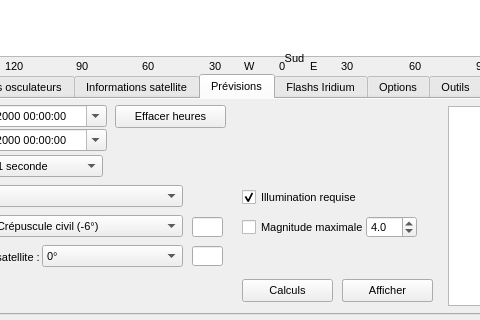
The window that previsat.ui (mconsidine/previsat_archive) describes before a commit, drawn with Qt 5; both pictures show x 126 to 606 and y 370 to 690 of the 1068 by 690 pixel window.
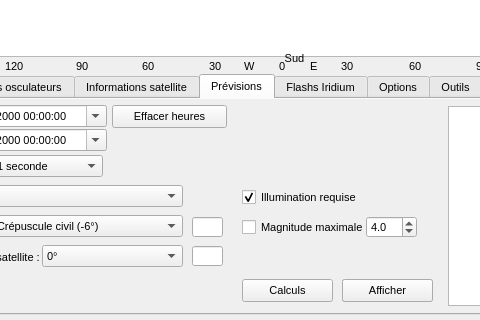
The same window after the commit. The open tabs and pages were chosen to show the change. Icons and pictures are not drawn.

Diff of the .ui file:
```diff
--- a/previsat.ui
+++ b/previsat.ui
@@ -4782,7 +4782,7 @@
              <rect>
               <x>360</x>
               <y>120</y>
-              <width>121</width>
+              <width>126</width>
               <height>17</height>
              </rect>
             </property>
@@ -4855,9 +4855,9 @@
            <widget class="QPushButton" name="effacerHeuresPrev">
             <property name="geometry">
              <rect>
-              <x>233</x>
+              <x>230</x>
               <y>6</y>
-              <width>111</width>
+              <width>115</width>
               <height>23</height>
              </rect>
             </property>
```
